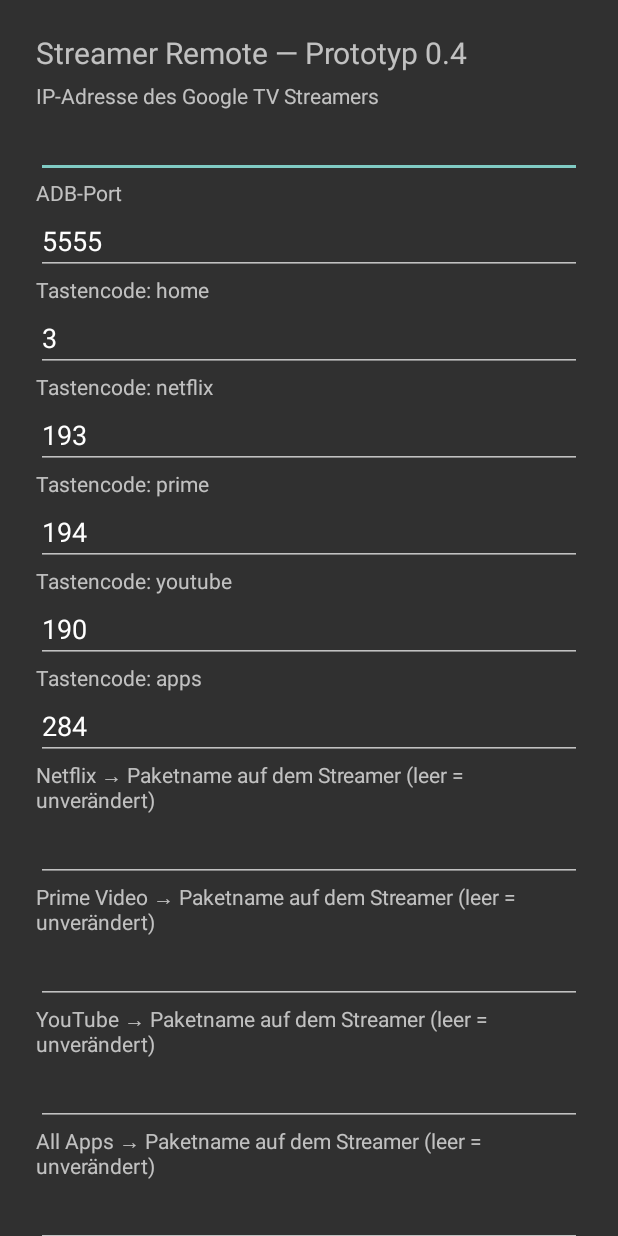
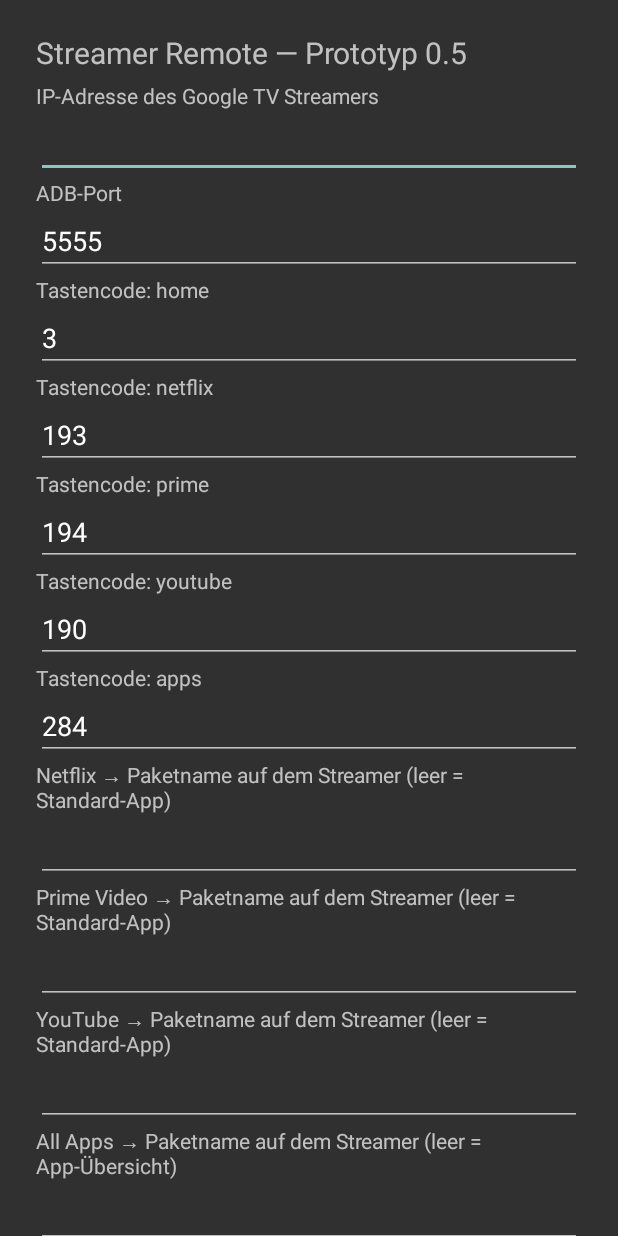
Before and after one commit to MaWeXi/streamer-remote, an Android app: the screen it shows after launch (MainActivity), on a phone screen of 412 x 824 dp. Run offline under Robolectric (Android 15) with nearby library versions, the phone set to English and light mode, and no system bars.

Commit message:
Clarify Streamer app button defaults in settings

```diff
--- a/app/src/main/java/dev/local/streamerremote/MainActivity.kt
+++ b/app/src/main/java/dev/local/streamerremote/MainActivity.kt
@@ -26,14 +26,17 @@ class MainActivity : Activity() {
             root.addView(Button(this).apply { text = label; setOnClickListener { action() } })
         }
 
-        title("Streamer Remote — Prototyp 0.4")
+        title("Streamer Remote — Prototyp 0.5")
         val host = field("IP-Adresse des Google TV Streamers", prefs.getString("host", "").orEmpty())
         val port = field("ADB-Port", prefs.getInt("port", 5555).toString(), numeric = true)
         val names = listOf("netflix" to "Netflix", "prime" to "Prime Video", "youtube" to "YouTube", "apps" to "All Apps")
         val codeFields = RemoteConfig.defaultCodes.mapValues { (slot, default) ->
             field("Tastencode: $slot", prefs.getInt("code_$slot", default).toString(), numeric = true)
         }
-        val mapping = names.associate { (slot, label) -> slot to field("$label → Paketname auf dem Streamer (leer = unverändert)", prefs.getString(slot, "").orEmpty()) }
+        val mapping = names.associate { (slot, label) ->
+            val hint = if (slot == "apps") "leer = App-Übersicht" else "leer = Standard-App"
+            slot to field("$label → Paketname auf dem Streamer ($hint)", prefs.getString(slot, "").orEmpty())
+        }
         button("Einstellungen speichern") {
             val parsedPort = port.text.toString().toIntOrNull()
             if (parsedPort == null || parsedPort !in 1..65535) { Toast.makeText(this, "Ungültiger Port", Toast.LENGTH_SHORT).show(); return@button }
```
